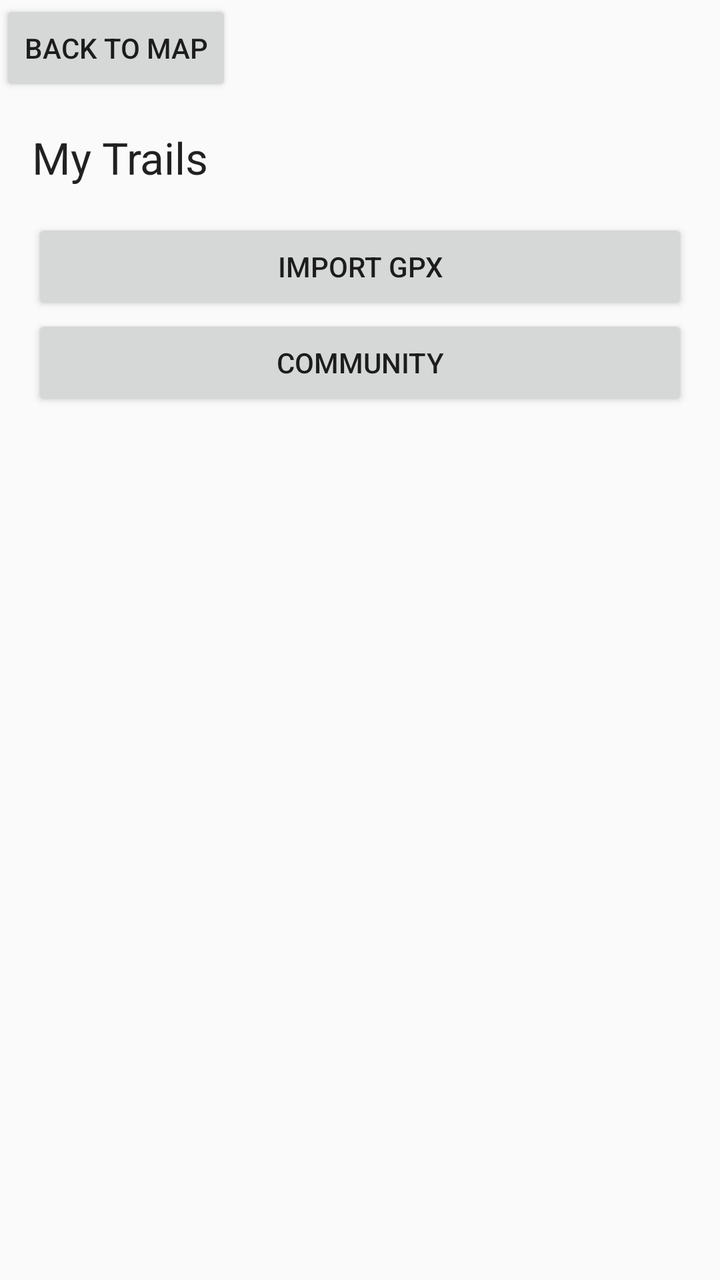
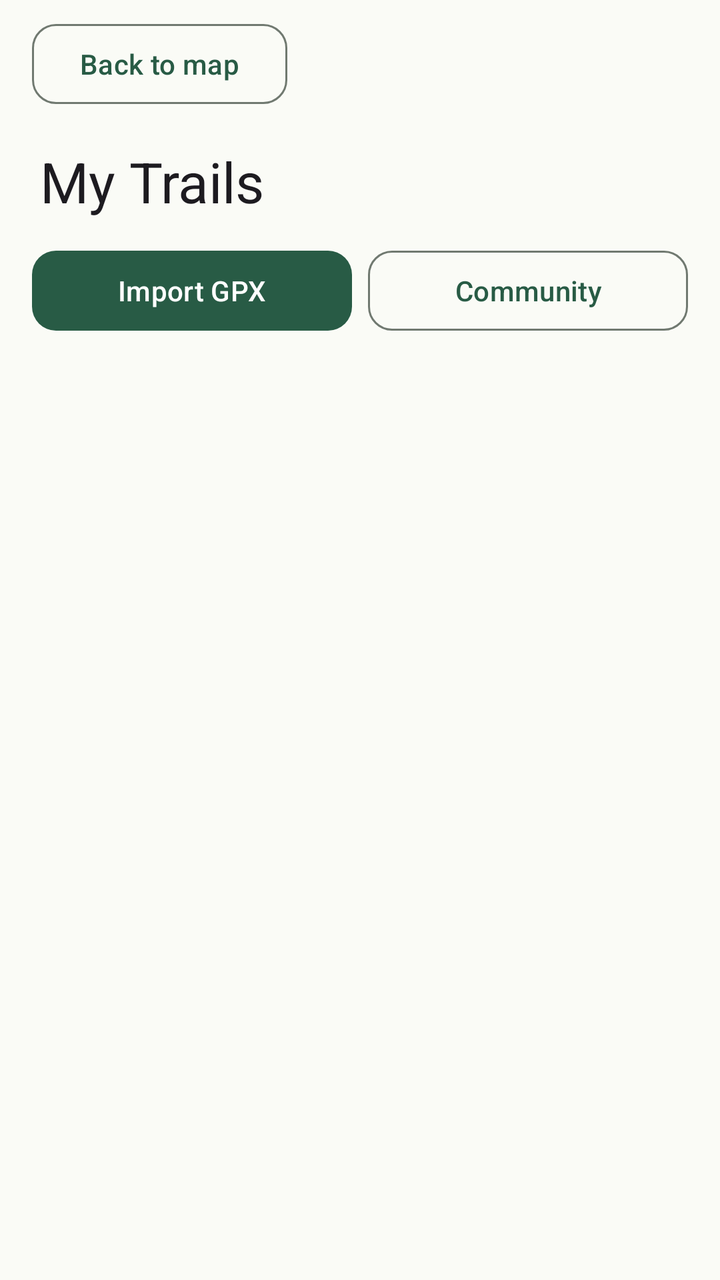

Screens rendered from an Android XML layout before and after an edit, with the pre-edit source and the edit as a unified diff.
<!-- AndroidManifest.xml: application theme Theme.TrailRelay -->
<!-- res/layout/activity_my_trails.xml -->
<?xml version="1.0" encoding="utf-8"?>
<LinearLayout xmlns:android="http://schemas.android.com/apk/res/android"
    android:id="@+id/library"
    android:layout_width="match_parent"
    android:layout_height="match_parent"
    android:orientation="vertical">
    <Button
        android:id="@+id/back_to_map"
        android:layout_width="wrap_content"
        android:layout_height="wrap_content"
        android:text="@string/back_to_map" />
    <TextView
        android:layout_width="match_parent"
        android:layout_height="wrap_content"
        android:padding="16dp"
        android:text="@string/my_trails"
        android:textAppearance="?android:attr/textAppearanceLarge"
        android:accessibilityHeading="true" />
    <Button
        android:id="@+id/import_gpx"
        android:layout_width="match_parent"
        android:layout_height="wrap_content"
        android:layout_marginHorizontal="16dp"
        android:text="@string/import_gpx" />
    <Button android:id="@+id/community" android:layout_width="match_parent"
        android:layout_height="wrap_content" android:layout_marginHorizontal="16dp"
        android:text="@string/community" />
    <ProgressBar
        android:id="@+id/library_progress"
        style="?android:attr/progressBarStyleHorizontal"
        android:layout_width="match_parent"
        android:layout_height="wrap_content"
        android:indeterminate="true"
        android:visibility="gone" />
    <TextView
        android:id="@+id/library_message"
        android:layout_width="match_parent"
        android:layout_height="wrap_content"
        android:padding="16dp"
        android:accessibilityLiveRegion="polite" />
    <ListView
        android:id="@+id/trail_list"
        android:layout_width="match_parent"
        android:layout_height="0dp"
        android:layout_weight="1" />
</LinearLayout>
<!-- resources referenced by this layout -->
<resources>
  <string name="back_to_map">Back to map</string>
  <string name="community">Community</string>
  <string name="import_gpx">Import GPX</string>
  <string name="my_trails">My Trails</string>
  <style name="Theme.TrailRelay" parent="Base.Theme.TrailRelay" />
  <style name="Base.Theme.TrailRelay" parent="Theme.AppCompat.DayNight.NoActionBar" />
</resources>

<!-- the commit's change to res/layout/activity_my_trails.xml (unified diff, before → after) -->
@@ -3,31 +3,40 @@
     android:id="@+id/library"
     android:layout_width="match_parent"
     android:layout_height="match_parent"
+    android:background="@color/trail_surface"
     android:orientation="vertical">
-    <Button
+    <com.google.android.material.button.MaterialButton
         android:id="@+id/back_to_map"
+        style="@style/Widget.TrailRelay.OutlinedButton"
         android:layout_width="wrap_content"
         android:layout_height="wrap_content"
+        android:layout_marginStart="16dp"
+        android:layout_marginTop="8dp"
         android:text="@string/back_to_map" />
     <TextView
         android:layout_width="match_parent"
         android:layout_height="wrap_content"
-        android:padding="16dp"
+        android:paddingHorizontal="20dp"
+        android:paddingTop="16dp"
+        android:paddingBottom="12dp"
         android:text="@string/my_trails"
-        android:textAppearance="?android:attr/textAppearanceLarge"
+        android:textAppearance="?attr/textAppearanceHeadlineMedium"
         android:accessibilityHeading="true" />
-    <Button
-        android:id="@+id/import_gpx"
-        android:layout_width="match_parent"
-        android:layout_height="wrap_content"
-        android:layout_marginHorizontal="16dp"
-        android:text="@string/import_gpx" />
-    <Button android:id="@+id/community" android:layout_width="match_parent"
-        android:layout_height="wrap_content" android:layout_marginHorizontal="16dp"
-        android:text="@string/community" />
-    <ProgressBar
+    <LinearLayout android:layout_width="match_parent" android:layout_height="wrap_content"
+        android:layout_marginHorizontal="16dp" android:orientation="horizontal">
+        <com.google.android.material.button.MaterialButton
+            android:id="@+id/import_gpx"
+            android:layout_width="0dp" android:layout_height="wrap_content"
+            android:layout_weight="1" android:text="@string/import_gpx" />
+        <com.google.android.material.button.MaterialButton
+            android:id="@+id/community"
+            style="@style/Widget.TrailRelay.OutlinedButton"
+            android:layout_width="0dp" android:layout_height="wrap_content"
+            android:layout_marginStart="8dp" android:layout_weight="1"
+            android:text="@string/community" />
+    </LinearLayout>
+    <com.google.android.material.progressindicator.LinearProgressIndicator
         android:id="@+id/library_progress"
-        style="?android:attr/progressBarStyleHorizontal"
         android:layout_width="match_parent"
         android:layout_height="wrap_content"
         android:indeterminate="true"
@@ -36,11 +45,18 @@
         android:id="@+id/library_message"
         android:layout_width="match_parent"
         android:layout_height="wrap_content"
-        android:padding="16dp"
+        android:paddingHorizontal="20dp"
+        android:paddingVertical="12dp"
+        android:textAppearance="?attr/textAppearanceBodyMedium"
+        android:textColor="@color/trail_on_surface_variant"
         android:accessibilityLiveRegion="polite" />
     <ListView
         android:id="@+id/trail_list"
         android:layout_width="match_parent"
         android:layout_height="0dp"
-        android:layout_weight="1" />
+        android:layout_weight="1"
+        android:divider="@android:color/transparent"
+        android:dividerHeight="4dp"
+        android:paddingHorizontal="12dp"
+        android:clipToPadding="false" />
 </LinearLayout>
<!-- resource entries referenced after the edit -->
@@ -1,10 +1,60 @@
 <!-- resources referenced by this layout -->
 <resources>
+  <color name="trail_on_surface_variant">#424B42</color>
+  <color name="trail_surface">#FAFBF6</color>
   <string name="back_to_map">Back to map</string>
   <string name="community">Community</string>
   <string name="import_gpx">Import GPX</string>
   <string name="my_trails">My Trails</string>
-  <style name="Theme.TrailRelay" parent="Base.Theme.TrailRelay" />
-  <style name="Base.Theme.TrailRelay" parent="Theme.AppCompat.DayNight.NoActionBar" />
+  <style name="Widget.TrailRelay.OutlinedButton" parent="Widget.Material3.Button.OutlinedButton">
+          <item name="cornerRadius">@dimen/trail_corner_radius</item>
+          <item name="android:minHeight">48dp</item>
+      </style>
+  <style name="Theme.TrailRelay" parent="Theme.Material3.DayNight.NoActionBar">
+          <item name="colorPrimary">@color/trail_primary</item>
+          <item name="colorOnPrimary">@color/trail_on_primary</item>
+          <item name="colorPrimaryContainer">@color/trail_primary_container</item>
+          <item name="colorOnPrimaryContainer">@color/trail_on_primary_container</item>
+          <item name="colorSecondary">@color/trail_secondary</item>
+          <item name="colorOnSecondary">@color/trail_on_secondary</item>
+          <item name="colorSurface">@color/trail_surface</item>
+          <item name="colorOnSurface">@color/trail_on_surface</item>
+          <item name="colorSurfaceVariant">@color/trail_surface_variant</item>
+          <item name="colorOnSurfaceVariant">@color/trail_on_surface_variant</item>
+          <item name="colorOutline">@color/trail_outline</item>
+          <item name="colorError">@color/trail_error</item>
+          <item name="colorOnError">@color/trail_on_error</item>
+          <item name="android:windowLightStatusBar">false</item>
+          <item name="android:statusBarColor">@android:color/transparent</item>
+          <item name="android:navigationBarColor">@android:color/transparent</item>
+          <item name="materialButtonStyle">@style/Widget.TrailRelay.Button</item>
+          <item name="materialAlertDialogTheme">@style/ThemeOverlay.TrailRelay.Dialog</item>
+      </style>
+  <dimen name="trail_corner_radius">12dp</dimen>
+  <color name="trail_primary">#285B45</color>
+  <color name="trail_on_primary">#FFFFFF</color>
+  <color name="trail_primary_container">#C6EAD1</color>
+  <color name="trail_on_primary_container">#123525</color>
+  <color name="trail_secondary">#526351</color>
+  <color name="trail_on_secondary">#FFFFFF</color>
+  <color name="trail_on_surface">#1A211C</color>
+  <color name="trail_surface_variant">#E4EAE1</color>
+  <color name="trail_outline">#707970</color>
+  <color name="trail_error">#B3261E</color>
+  <color name="trail_on_error">#FFFFFF</color>
+  <style name="Widget.TrailRelay.Button" parent="Widget.Material3.Button">
+          <item name="cornerRadius">@dimen/trail_corner_radius</item>
+          <item name="android:minHeight">48dp</item>
+      </style>
+  <style name="ThemeOverlay.TrailRelay.Dialog" parent="ThemeOverlay.Material3.MaterialAlertDialog">
+          <item name="alertDialogStyle">@style/MaterialAlertDialog.TrailRelay</item>
+      </style>
+  <style name="MaterialAlertDialog.TrailRelay" parent="MaterialAlertDialog.Material3">
+          <item name="shapeAppearance">@style/ShapeAppearance.TrailRelay.Dialog</item>
+      </style>
+  <style name="ShapeAppearance.TrailRelay.Dialog" parent="ShapeAppearance.Material3.Corner.Medium">
+          <item name="cornerFamily">rounded</item>
+          <item name="cornerSize">@dimen/trail_corner_radius</item>
+      </style>
 </resources>
 
